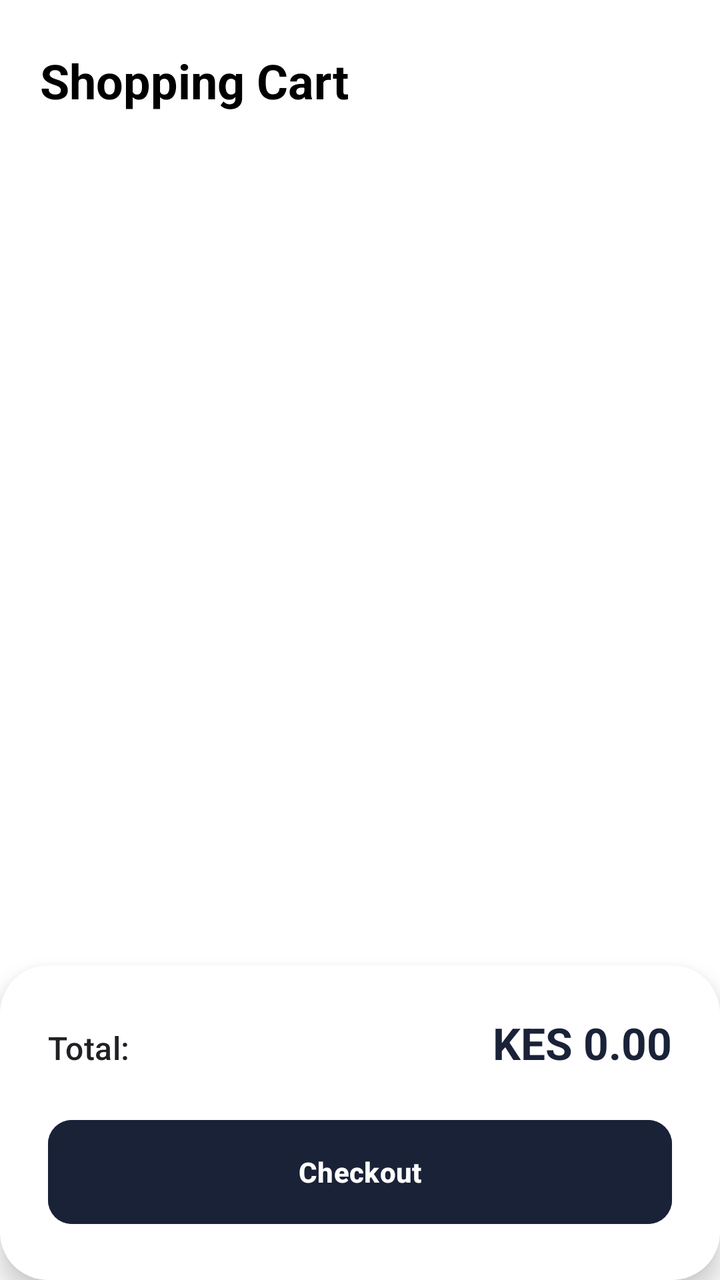
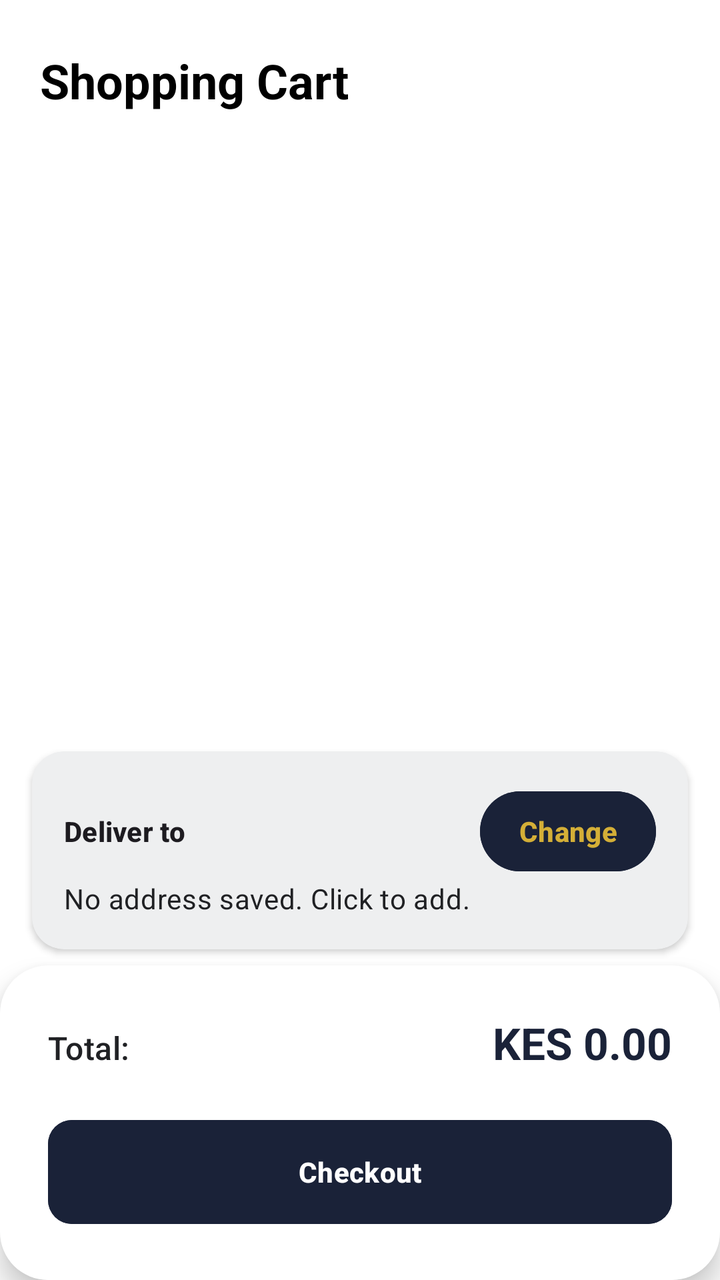

Screens rendered from an Android XML layout before and after an edit, with the pre-edit source and the edit as a unified diff.
<!-- AndroidManifest.xml: application theme Theme.StyleNestBoutique -->
<!-- res/layout/fragment_cart.xml -->
<?xml version="1.0" encoding="utf-8"?>
<androidx.constraintlayout.widget.ConstraintLayout xmlns:android="http://schemas.android.com/apk/res/android"
    xmlns:app="http://schemas.android.com/apk/res-auto"
    xmlns:tools="http://schemas.android.com/tools"
    android:layout_width="match_parent"
    android:layout_height="match_parent"
    android:background="?attr/colorSurface">

    <TextView
        android:id="@+id/title"
        android:layout_width="wrap_content"
        android:layout_height="wrap_content"
        android:layout_marginStart="20dp"
        android:layout_marginTop="24dp"
        android:text="@string/cart_title"
        android:textAppearance="?attr/textAppearanceHeadlineSmall"
        android:textStyle="bold"
        android:textColor="?attr/colorOnSurface"
        app:layout_constraintStart_toStartOf="parent"
        app:layout_constraintTop_toTopOf="parent" />

    <androidx.recyclerview.widget.RecyclerView
        android:id="@+id/cart_recycler"
        android:layout_width="match_parent"
        android:layout_height="0dp"
        android:layout_marginTop="16dp"
        android:clipToPadding="false"
        android:paddingBottom="100dp"
        app:layout_constraintBottom_toBottomOf="parent"
        app:layout_constraintTop_toBottomOf="@id/title"
        tools:listitem="@layout/item_product" />

    <com.google.android.material.card.MaterialCardView
        android:id="@+id/summary_card"
        android:layout_width="match_parent"
        android:layout_height="wrap_content"
        app:cardCornerRadius="24dp"
        app:cardElevation="8dp"
        app:layout_constraintBottom_toBottomOf="parent"
        app:strokeWidth="0dp"
        app:shapeAppearanceOverlay="@style/ShapeAppearance.Material3.Corner.Large">

        <LinearLayout
            android:layout_width="match_parent"
            android:layout_height="wrap_content"
            android:background="?attr/colorSurface"
            android:orientation="vertical"
            android:padding="24dp">

            <LinearLayout
                android:layout_width="match_parent"
                android:layout_height="wrap_content"
                android:orientation="horizontal">

                <TextView
                    android:layout_width="0dp"
                    android:layout_height="wrap_content"
                    android:layout_weight="1"
                    android:text="@string/total_label"
                    android:textAppearance="?attr/textAppearanceTitleMedium"
                    android:textColor="?attr/colorOnSurfaceVariant" />

                <TextView
                    android:id="@+id/total_price"
                    android:layout_width="wrap_content"
                    android:layout_height="wrap_content"
                    android:text="KES 0.00"
                    android:textAppearance="?attr/textAppearanceTitleLarge"
                    android:textColor="?attr/colorPrimary"
                    android:textStyle="bold" />
            </LinearLayout>

            <com.google.android.material.button.MaterialButton
                android:id="@+id/checkout_button"
                style="@style/Widget.Material3.Button"
                android:layout_width="match_parent"
                android:layout_height="60dp"
                android:layout_marginTop="20dp"
                android:backgroundTint="?attr/colorPrimary"
                android:text="@string/checkout_btn"
                android:textColor="?attr/colorOnPrimary"
                app:cornerRadius="12dp" />

        </LinearLayout>
    </com.google.android.material.card.MaterialCardView>

</androidx.constraintlayout.widget.ConstraintLayout>
<!-- res/layout/item_product.xml (included above) -->
<?xml version="1.0" encoding="utf-8"?>
<com.google.android.material.card.MaterialCardView xmlns:android="http://schemas.android.com/apk/res/android"
    xmlns:app="http://schemas.android.com/apk/res-auto"
    style="?attr/materialCardViewElevatedStyle"
    android:layout_width="match_parent"
    android:layout_height="wrap_content"
    android:layout_margin="8dp"
    app:cardCornerRadius="12dp"
    app:cardElevation="1dp"
    app:strokeWidth="0dp">

    <androidx.constraintlayout.widget.ConstraintLayout
        android:layout_width="match_parent"
        android:layout_height="wrap_content"
        android:paddingBottom="12dp">

        <com.google.android.material.imageview.ShapeableImageView
            android:id="@+id/product_image"
            android:layout_width="0dp"
            android:layout_height="0dp"
            android:scaleType="centerCrop"
            app:layout_constraintDimensionRatio="1:1.2"
            app:layout_constraintEnd_toEndOf="parent"
            app:layout_constraintStart_toStartOf="parent"
            app:layout_constraintTop_toTopOf="parent"
            app:shapeAppearanceOverlay="@style/ShapeAppearance.Material3.MediumComponent" />

        
        <View
            android:id="@+id/out_of_stock_overlay"
            android:layout_width="0dp"
            android:layout_height="0dp"
            android:background="#80FFFFFF"
            android:visibility="gone"
            app:layout_constraintBottom_toBottomOf="@id/product_image"
            app:layout_constraintEnd_toEndOf="@id/product_image"
            app:layout_constraintStart_toStartOf="@id/product_image"
            app:layout_constraintTop_toTopOf="@id/product_image" />

        <TextView
            android:id="@+id/out_of_stock_text"
            android:layout_width="wrap_content"
            android:layout_height="wrap_content"
            android:background="@color/black"
            android:paddingHorizontal="12dp"
            android:paddingVertical="6dp"
            android:text="OUT OF STOCK"
            android:textColor="@color/white"
            android:textSize="10sp"
            android:textStyle="bold"
            android:visibility="gone"
            app:layout_constraintBottom_toBottomOf="@id/product_image"
            app:layout_constraintEnd_toEndOf="@id/product_image"
            app:layout_constraintStart_toStartOf="@id/product_image"
            app:layout_constraintTop_toTopOf="@id/product_image" />

        
        <TextView
            android:id="@+id/sale_tag"
            android:layout_width="wrap_content"
            android:layout_height="wrap_content"
            android:layout_margin="8dp"
            android:background="@drawable/bg_sale_tag"
            android:paddingHorizontal="8dp"
            android:paddingVertical="4dp"
            android:text="SALE"
            android:textColor="@color/white"
            android:textSize="10sp"
            android:textStyle="bold"
            android:visibility="gone"
            app:layout_constraintStart_toStartOf="parent"
            app:layout_constraintTop_toTopOf="parent" />

        
        <ImageButton
            android:id="@+id/wishlist_button"
            android:layout_width="32dp"
            android:layout_height="32dp"
            android:layout_margin="8dp"
            android:background="?attr/selectableItemBackgroundBorderless"
            android:contentDescription="Add to wishlist"
            android:src="@drawable/ic_dress"
            app:layout_constraintEnd_toEndOf="parent"
            app:layout_constraintTop_toTopOf="parent"
            app:tint="?attr/colorPrimary" />

        <TextView
            android:id="@+id/product_name"
            android:layout_width="0dp"
            android:layout_height="wrap_content"
            android:layout_marginStart="12dp"
            android:layout_marginTop="8dp"
            android:layout_marginEnd="12dp"
            android:ellipsize="end"
            android:maxLines="1"
            android:text="Premium Urban Wear"
            android:textAppearance="?attr/textAppearanceTitleSmall"
            android:textColor="?attr/colorOnSurface"
            android:textStyle="bold"
            app:layout_constraintEnd_toEndOf="parent"
            app:layout_constraintStart_toStartOf="parent"
            app:layout_constraintTop_toBottomOf="@id/product_image" />

        <TextView
            android:id="@+id/product_price"
            android:layout_width="wrap_content"
            android:layout_height="wrap_content"
            android:layout_marginStart="12dp"
            android:layout_marginTop="2dp"
            android:text="KES 4,500"
            android:textAppearance="?attr/textAppearanceBodyMedium"
            android:textColor="?attr/colorPrimary"
            android:textStyle="bold"
            app:layout_constraintStart_toStartOf="parent"
            app:layout_constraintTop_toBottomOf="@id/product_name" />

        <ImageButton
            android:id="@+id/add_to_cart_quick"
            android:layout_width="32dp"
            android:layout_height="32dp"
            android:layout_marginEnd="12dp"
            android:background="?attr/selectableItemBackgroundBorderless"
            android:contentDescription="Add to cart"
            android:src="@drawable/ic_cart"
            app:layout_constraintBottom_toBottomOf="@id/product_price"
            app:layout_constraintEnd_toEndOf="parent"
            app:layout_constraintTop_toTopOf="@id/product_price"
            app:tint="?attr/colorPrimary" />

    </androidx.constraintlayout.widget.ConstraintLayout>
</com.google.android.material.card.MaterialCardView>
<!-- resources referenced by this layout -->
<resources>
  <color name="black">#000000</color>
  <color name="white">#FFFFFF</color>
  <!-- drawable bg_sale_tag (drawable) -->
  <?xml version="1.0" encoding="utf-8"?>
  <shape xmlns:android="http://schemas.android.com/apk/res/android">
      <solid android:color="@color/sale_red" />
      <corners android:radius="6dp" />
  </shape>
  <!-- drawable ic_cart (drawable) -->
  <vector xmlns:android="http://schemas.android.com/apk/res/android"
      android:width="24dp"
      android:height="24dp"
      android:viewportWidth="24"
      android:viewportHeight="24">
      <path
          android:fillColor="#FF000000"
          android:pathData="M7,18c-1.1,0 -1.99,0.9 -1.99,2S5.9,22 7,22s2,-0.9 2,-2 -0.9,-2 -2,-2zM1,2v2h2l3.6,7.59 -1.35,2.45c-0.16,0.28 -0.25,0.61 -0.25,0.96 0,1.1 0.9,2 2,2h12v-2L7.42,15c-0.14,0 -0.25,-0.11 -0.25,-0.25l0.03,-0.12 0.9,-1.63h7.45c0.75,0 1.41,-0.41 1.75,-1.03l3.58,-6.49c0.08,-0.14 0.12,-0.31 0.12,-0.48 0,-0.55 -0.45,-1 -1,-1L5.21,4l-0.94,-2L1,2zM17,18c-1.1,0 -1.99,0.9 -1.99,2s0.89,2 1.99,2 2,-0.9 2,-2 -0.9,-2 -2,-2z" />
  </vector>
  <!-- drawable ic_dress (drawable) -->
  <vector xmlns:android="http://schemas.android.com/apk/res/android"
      android:width="200dp"
      android:height="200dp"
      android:viewportWidth="24"
      android:viewportHeight="24">
      <path
          android:fillColor="@color/brand_gold"
          android:pathData="M12,2L8,6v2l-3,10v2h14v-2L16,8V6L12,2z"/>
  </vector>
  <string name="cart_title">Shopping Cart</string>
  <string name="checkout_btn">Checkout</string>
  <string name="total_label">Total:</string>
  <style name="Theme.StyleNestBoutique" parent="Base.Theme.StyleNestBoutique" />
  <color name="sale_red">#B71C1C</color>
  <color name="brand_gold">#D4AF37</color>
  <style name="Base.Theme.StyleNestBoutique" parent="Theme.Material3.DayNight.NoActionBar">
          
          <item name="colorPrimary">#1A2238</item>
          <item name="colorOnPrimary">#FFFFFF</item>
  
          
          <item name="colorPrimaryContainer">#FFFDF5</item> 
          <item name="colorOnPrimaryContainer">#1A2238</item>
  
          <item name="colorSecondary">#D4AF37</item>
          <item name="colorOnSecondary">#FFFFFF</item>
  
          
          <item name="android:windowBackground">#F8F9FA</item>
          <item name="colorSurface">#FFFFFF</item>
          <item name="colorOnSurface">#000000</item> 
          <item name="colorSurfaceVariant">#F1F3F4</item>
          <item name="colorOnSurfaceVariant">#202124</item> 
          <item name="colorOutline">#D4AF37</item>
          <item name="colorError">#D93025</item>
  
          
          <item name="materialButtonStyle">@style/StyleNest.Button</item>
          <item name="chipStyle">@style/StyleNest.Chip</item>
      </style>
  <style name="StyleNest.Button" parent="Widget.Material3.Button">
          <item name="android:backgroundTint">?attr/colorPrimary</item>
          <item name="android:textColor">?attr/colorOnPrimary</item>
          <item name="cornerRadius">8dp</item>
          <item name="android:textStyle">bold</item>
      </style>
  <style name="StyleNest.Chip" parent="Widget.Material3.Chip.Assist">
          <item name="chipBackgroundColor">?attr/colorSurface</item>
          <item name="android:textColor">?attr/colorOnSurface</item>
          <item name="chipIconTint">?attr/colorPrimary</item>
      </style>
</resources>

<!-- the commit's change to res/layout/fragment_cart.xml (unified diff, before → after) -->
@@ -25,10 +25,60 @@
         android:layout_height="0dp"
         android:layout_marginTop="16dp"
         android:clipToPadding="false"
-        android:paddingBottom="100dp"
-        app:layout_constraintBottom_toBottomOf="parent"
+        android:paddingBottom="16dp"
+        app:layout_constraintBottom_toTopOf="@id/delivery_card"
         app:layout_constraintTop_toBottomOf="@id/title"
         tools:listitem="@layout/item_product" />
+
+    <com.google.android.material.card.MaterialCardView
+        android:id="@+id/delivery_card"
+        android:layout_width="match_parent"
+        android:layout_height="wrap_content"
+        android:layout_marginHorizontal="16dp"
+        android:layout_marginBottom="8dp"
+        app:cardCornerRadius="16dp"
+        app:cardElevation="2dp"
+        app:strokeWidth="0dp"
+        app:layout_constraintBottom_toTopOf="@id/summary_card">
+
+        <LinearLayout
+            android:layout_width="match_parent"
+            android:layout_height="wrap_content"
+            android:orientation="vertical"
+            android:padding="16dp">
+
+            <LinearLayout
+                android:layout_width="match_parent"
+                android:layout_height="wrap_content"
+                android:orientation="horizontal"
+                android:gravity="center_vertical">
+
+                <TextView
+                    android:layout_width="0dp"
+                    android:layout_height="wrap_content"
+                    android:layout_weight="1"
+                    android:text="Deliver to"
+                    android:textAppearance="?attr/textAppearanceTitleSmall"
+                    android:textStyle="bold" />
+
+                <com.google.android.material.button.MaterialButton
+                    android:id="@+id/change_address_button"
+                    style="@style/Widget.Material3.Button.TextButton"
+                    android:layout_width="wrap_content"
+                    android:layout_height="wrap_content"
+                    android:text="Change"
+                    android:textColor="@color/brand_gold" />
+            </LinearLayout>
+
+            <TextView
+                android:id="@+id/delivery_address_text"
+                android:layout_width="match_parent"
+                android:layout_height="wrap_content"
+                android:text="No address saved. Click to add."
+                android:textAppearance="?attr/textAppearanceBodyMedium"
+                android:textColor="?attr/colorOnSurfaceVariant" />
+        </LinearLayout>
+    </com.google.android.material.card.MaterialCardView>
 
     <com.google.android.material.card.MaterialCardView
         android:id="@+id/summary_card"
<!-- resource entries referenced after the edit -->
@@ -1,6 +1,7 @@
 <!-- resources referenced by this layout -->
 <resources>
   <color name="black">#000000</color>
+  <color name="brand_gold">#D4AF37</color>
   <color name="white">#FFFFFF</color>
   <!-- drawable bg_sale_tag (drawable) -->
   <?xml version="1.0" encoding="utf-8"?>
@@ -33,7 +34,6 @@
   <string name="total_label">Total:</string>
   <style name="Theme.StyleNestBoutique" parent="Base.Theme.StyleNestBoutique" />
   <color name="sale_red">#B71C1C</color>
-  <color name="brand_gold">#D4AF37</color>
   <style name="Base.Theme.StyleNestBoutique" parent="Theme.Material3.DayNight.NoActionBar">
           
           <item name="colorPrimary">#1A2238</item>
